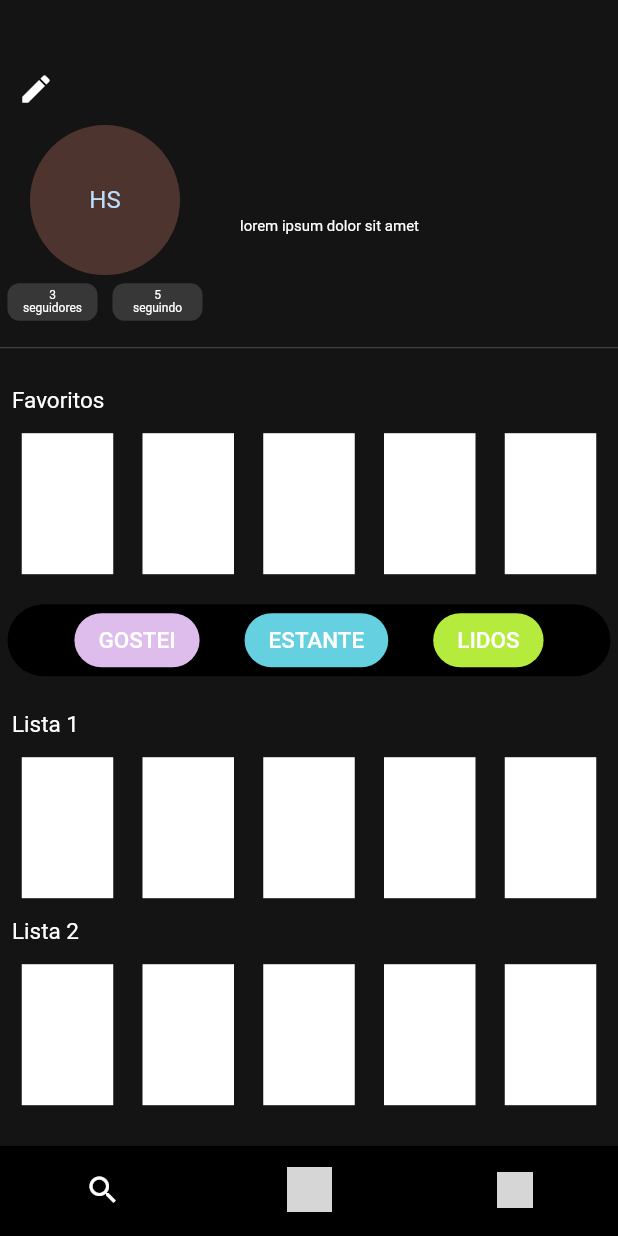
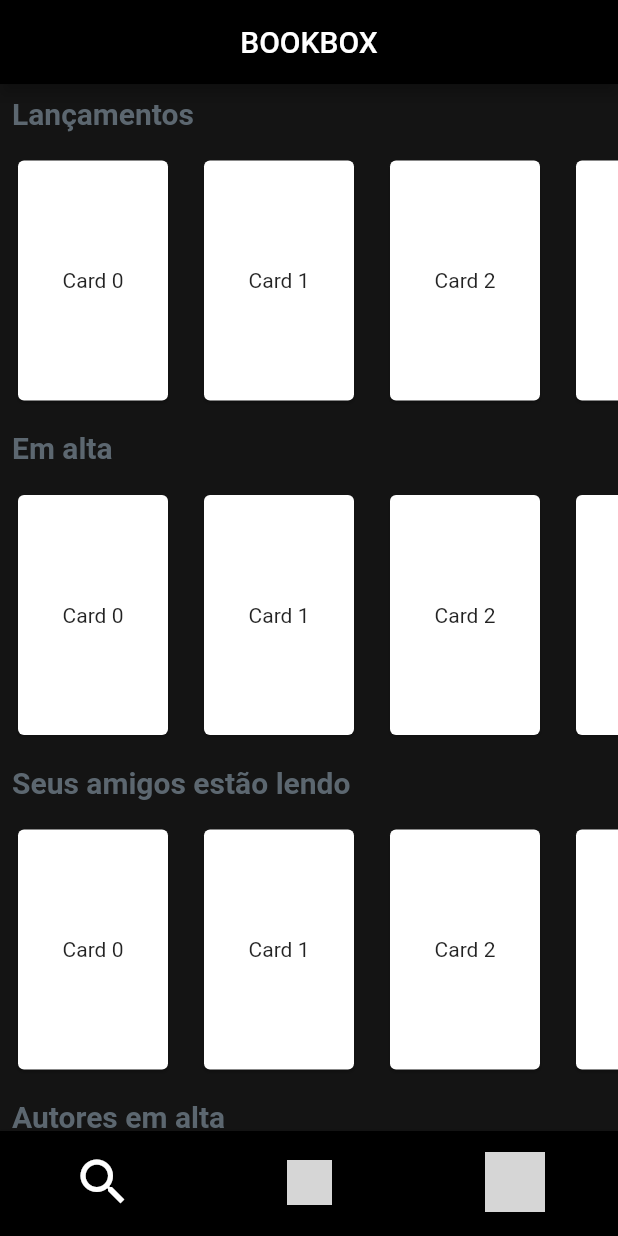
Before and after one commit to book-box/bookbox, a Flutter app: the screen it shows after launch, on a phone screen of 412 x 824 dp. Run offline on Flutter 3.47's test engine with Material 2 defaults, Android fonts, the phone set to English and light mode, and no system bars; grey boxes are pictures that could not be loaded.

Commit message:
adição da página home

```diff
--- a/lib/common/navbar.dart
+++ b/lib/common/navbar.dart
@@ -14,6 +14,7 @@ class Navbar extends StatelessWidget {
           icon: Icon(
             Icons.search,
             color: Colors.white,
+            size: 40,
           ),
           label: 'Search',
         ),
@@ -28,6 +29,7 @@ class Navbar extends StatelessWidget {
           icon: ImageIcon(
             AssetImage('assets/images/Head.png'),
             color: Colors.white,
+            size: 40,
           ),
           label: 'Head',
         ),
--- /dev/null
+++ b/lib/common/topbar.dart
@@ -0,0 +1,20 @@
+import 'package:flutter/material.dart';
+
+class Topbar extends StatelessWidget {
+  const Topbar({super.key});
+
+  @override
+  Widget build(BuildContext context) {
+    return AppBar(
+      title: const Center(
+        child: Text(
+          'BOOKBOX',
+          style: TextStyle(
+            color: Colors.white,
+          ),
+        ),
+      ),
+      backgroundColor: Colors.black,
+    );
+  }
+}
--- /dev/null
+++ b/lib/home/home.dart
@@ -0,0 +1,80 @@
+import 'package:flutter/material.dart';
+
+class Home extends StatelessWidget {
+  const Home({super.key});
+
+  @override
+  Widget build(BuildContext context) {
+    return const SingleChildScrollView(
+      child: Column(
+        children: [
+          SectionWithCards(
+            sectionTitle: 'Lançamentos',
+            cardCount: 5,
+          ),
+          SectionWithCards(
+            sectionTitle: 'Em alta',
+            cardCount: 5,
+          ),
+          SectionWithCards(
+            sectionTitle: 'Seus amigos estão lendo',
+            cardCount: 5,
+          ),
+          SectionWithCards(
+            sectionTitle: 'Autores em alta',
+            cardCount: 5,
+          ),
+        ],
+      ),
+    );
+  }
+}
+
+class SectionWithCards extends StatelessWidget {
+  final String sectionTitle;
+  final int cardCount;
+
+  const SectionWithCards(
+      {required this.sectionTitle, required this.cardCount, super.key});
+
+  @override
+  Widget build(BuildContext context) {
+    return Column(
+      crossAxisAlignment: CrossAxisAlignment.start,
+      children: [
+        Padding(
+          padding: const EdgeInsets.all(8.0),
+          child: Text(
+            sectionTitle,
+            style: const TextStyle(
+              fontSize: 20,
+              fontWeight: FontWeight.bold,
+              color: Color.fromARGB(255, 92, 103, 112),
+            ),
+          ),
+        ),
+        SingleChildScrollView(
+          scrollDirection: Axis.horizontal,
+          child: Row(
+            children: List.generate(
+              cardCount,
+              (index) => Padding(
+                padding: const EdgeInsets.all(8.0),
+                child: Card(
+                  color: Colors.white,
+                  child: SizedBox(
+                    width: 100,
+                    height: 160,
+                    child: Center(
+                      child: Text('Card $index'),
+                    ),
+                  ),
+                ),
+              ),
+            ),
+          ),
+        ),
+      ],
+    );
+  }
+}
--- a/lib/main.dart
+++ b/lib/main.dart
@@ -1,6 +1,6 @@
 import 'package:flutter/material.dart';
-import 'package:bookbox/common/navbar.dart';
-import 'package:bookbox/pages/perfil_page.dart';
+import 'package:bookbox/pages/home_page.dart';
+
 void main() => runApp(const MyApp());
 
 class MyApp extends StatelessWidget {
@@ -11,7 +11,7 @@ class MyApp extends StatelessWidget {
   Widget build(BuildContext context) {
     return const MaterialApp(
       title: 'Perfil',
-      home: PerfilPage(),
+      home: HomePage(),
     );
   }
 }
--- /dev/null
+++ b/lib/pages/home_page.dart
@@ -0,0 +1,22 @@
+import 'package:flutter/material.dart';
+import 'package:bookbox/home/home.dart';
+import 'package:bookbox/common/navbar.dart';
+import 'package:bookbox/common/topbar.dart';
+
+
+class HomePage extends StatelessWidget {
+  const HomePage({super.key});
+
+  @override
+  Widget build(BuildContext context) {
+      return const Scaffold(
+      backgroundColor: Color.fromARGB(255, 20, 20, 20),
+      bottomNavigationBar: Navbar(),
+      appBar: PreferredSize(
+        preferredSize: Size.fromHeight(kToolbarHeight),
+        child: Topbar(),
+      ),
+      body: Home(),
+    );
+  }
+}
```
